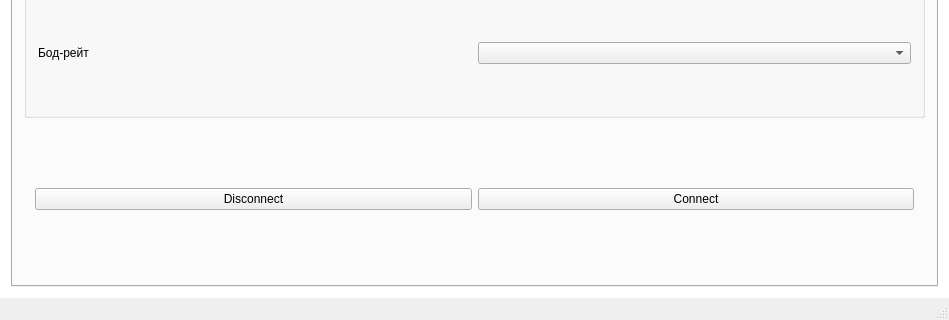
Before: the Qt Designer form app/sitcw.ui in OverLucker/SiTCW, drawn with Qt 5; both pictures show x 0 to 949 and y 486 to 806 of the 949 by 806 pixel window.
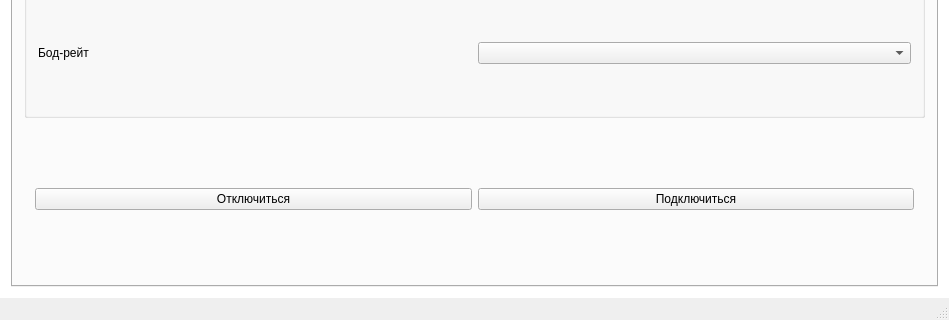
After: the same form once the commit is applied.

The edit to the form file:
```diff
--- a/app/sitcw.ui
+++ b/app/sitcw.ui
@@ -168,14 +168,14 @@
               <bool>false</bool>
              </property>
              <property name="text">
-              <string>Disсonnect</string>
+              <string>Отключиться</string>
              </property>
             </widget>
            </item>
            <item row="0" column="1">
             <widget class="QPushButton" name="netBtnConnect">
              <property name="text">
-              <string>Connect</string>
+              <string>Подключиться</string>
              </property>
             </widget>
            </item>
```
Left out of the diff: 7 changed lines with no effect on the pictures.
